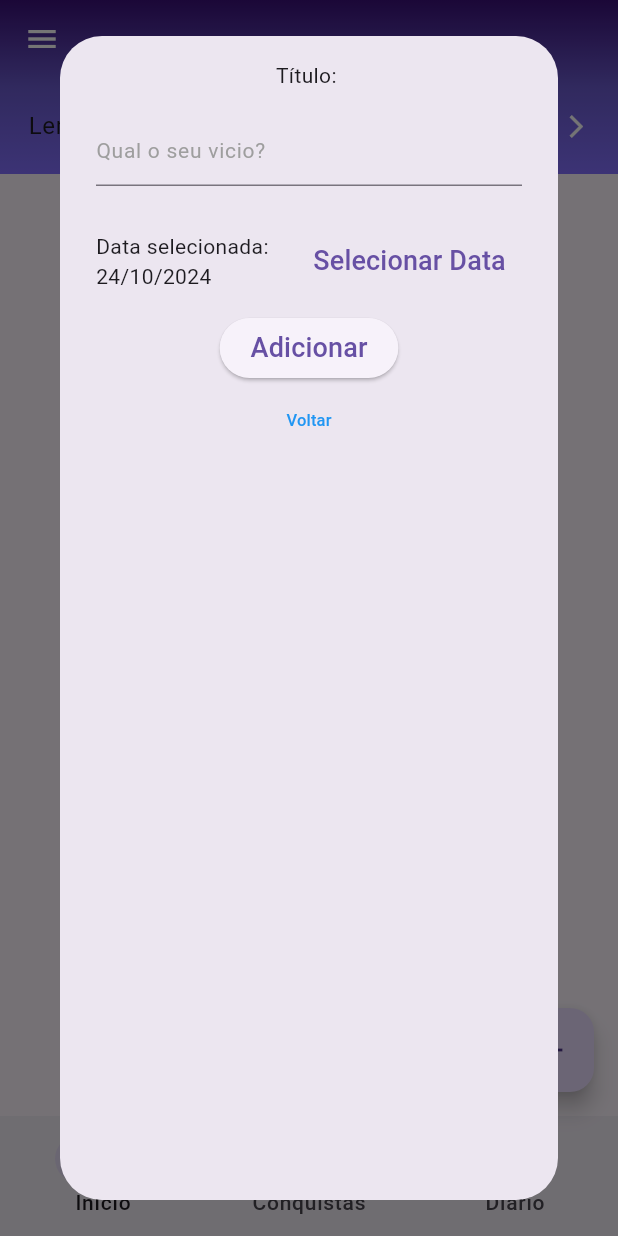
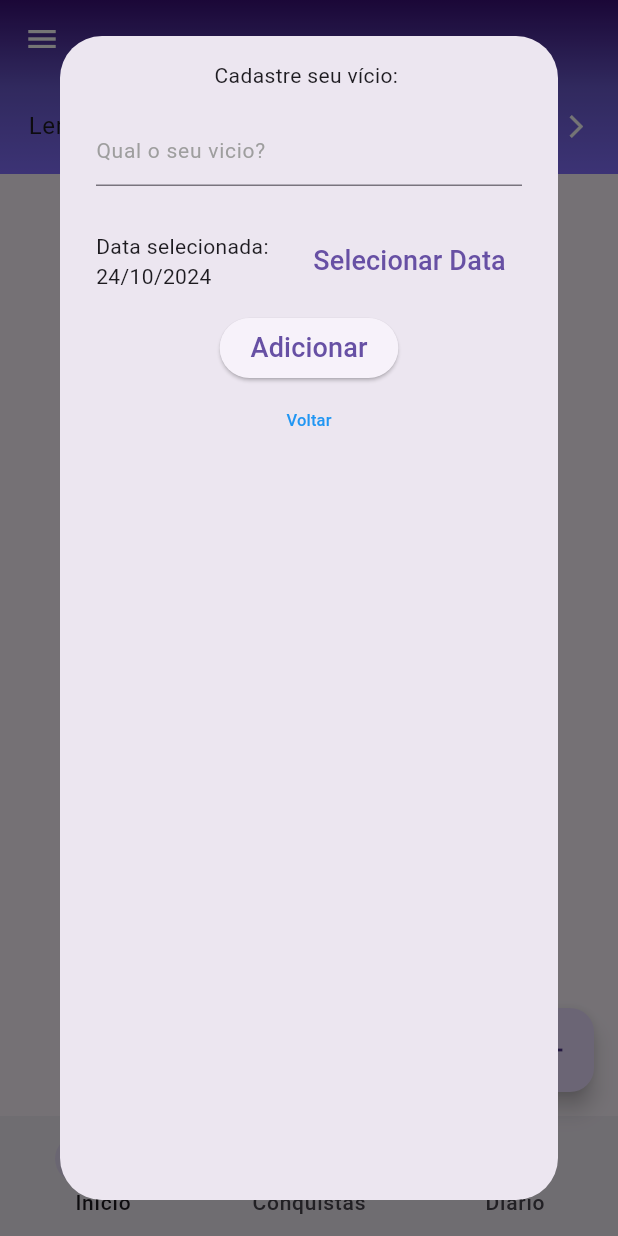
Before and after one commit to JVictor25/Dispositivos-Moveis-Projeto-, a Flutter app: the Homescreen screen opened by its route, after a tap on the "add" icon, on a phone screen of 412 x 824 dp. Run offline on Flutter 3.47's test engine with Material 3 defaults, Android fonts, the phone set to English and light mode, and no system bars.

Commit message:
todolist e todoform

```diff
--- a/breakpoint_app/lib/widgets/todoForm.dart
+++ b/breakpoint_app/lib/widgets/todoForm.dart
@@ -59,7 +59,7 @@ class _TodoFormState extends State<TodoForm> {
         children: [
           // Campo para o título da tarefa
           Text(
-            "Título: ",
+            "Cadastre seu vício: ",
             style: Theme.of(context).textTheme.bodyMedium,
           ),
           SizedBox(height: 16),
--- a/breakpoint_app/pubspec.yaml
+++ b/breakpoint_app/pubspec.yaml
@@ -30,8 +30,6 @@ environment:
 dependencies:
   flutter:
     sdk: flutter
-
-  intl: ^0.19.0 # ou a versão mais recente disponível
 
   # The following adds the Cupertino Icons font to your application.
   # Use with the CupertinoIcons class for iOS style icons.
```
